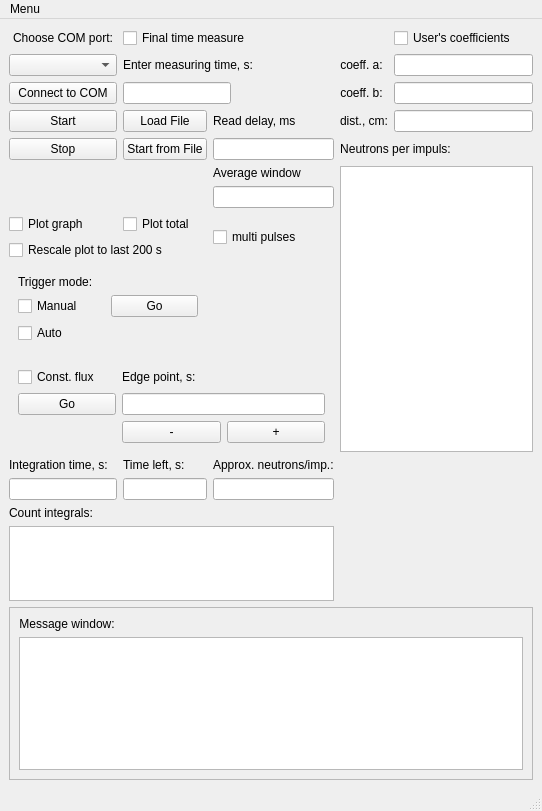
This is caller.ui in goodvin360/pivn_app as Qt 5 draws it before an edit. The edited form follows.
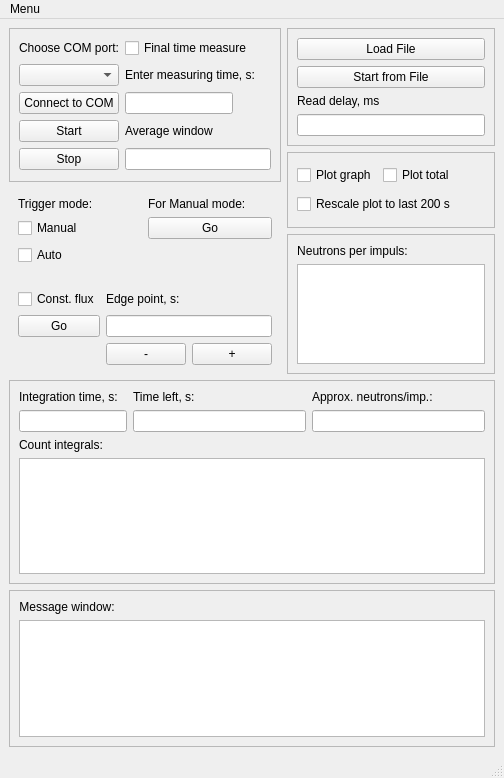
This is the edited form.

Diff of the .ui file:
```diff
--- a/caller.ui
+++ b/caller.ui
@@ -6,8 +6,8 @@
    <rect>
     <x>0</x>
     <y>0</y>
-    <width>542</width>
-    <height>811</height>
+    <width>504</width>
+    <height>778</height>
    </rect>
   </property>
   <property name="maximumSize">
@@ -20,28 +20,37 @@
    <string>MainWindow</string>
   </property>
   <widget class="QWidget" name="centralwidget">
+   <layout class="QGridLayout" name="gridLayout_9">
+    <item row="0" column="0" rowspan="2">
+     <widget class="QFrame" name="frame_4">
+      <property name="frameShape">
+       <enum>QFrame::StyledPanel</enum>
+      </property>
+      <property name="frameShadow">
+       <enum>QFrame::Raised</enum>
+      </property>
    <layout class="QGridLayout" name="gridLayout_6">
-    <item row="12" column="0">
-     <widget class="QLineEdit" name="lineEdit_5">
-      <property name="sizePolicy">
-       <sizepolicy hsizetype="Minimum" vsizetype="Preferred">
-        <horstretch>0</horstretch>
-        <verstretch>0</verstretch>
-       </sizepolicy>
+       <item row="0" column="0">
+        <widget class="QLabel" name="label_2">
+         <property name="text">
+          <string>Choose COM port:</string>
       </property>
       <property name="alignment">
-       <set>Qt::AlignRight|Qt::AlignTrailing|Qt::AlignVCenter</set>
+          <set>Qt::AlignCenter</set>
       </property>
      </widget>
     </item>
-    <item row="11" column="1">
-     <widget class="QLabel" name="label_15">
+       <item row="0" column="1">
+        <widget class="QCheckBox" name="checkBox">
       <property name="text">
-       <string>Time left, s:</string>
+          <string>Final time measure</string>
       </property>
      </widget>
     </item>
-    <item row="1" column="1" colspan="2">
+       <item row="1" column="0">
+        <widget class="QComboBox" name="comboBox"/>
+       </item>
+       <item row="1" column="1">
      <widget class="QLabel" name="measureTime">
       <property name="layoutDirection">
        <enum>Qt::LeftToRight</enum>
@@ -54,86 +63,29 @@
       </property>
      </widget>
     </item>
-    <item row="12" column="2">
-     <widget class="QLineEdit" name="lineEdit_6">
-      <property name="alignment">
-       <set>Qt::AlignRight|Qt::AlignTrailing|Qt::AlignVCenter</set>
-      </property>
-     </widget>
-    </item>
-    <item row="0" column="4" colspan="2">
-     <widget class="QCheckBox" name="checkBox_2">
+       <item row="2" column="0">
+        <widget class="QPushButton" name="pushButton_2">
       <property name="text">
-       <string>User's coefficients</string>
-      </property>
-      <property name="tristate">
-       <bool>false</bool>
-      </property>
-     </widget>
-    </item>
-    <item row="4" column="3" colspan="2">
-     <widget class="QLabel" name="label_4">
+          <string>Connect to COM</string>
+         </property>
+        </widget>
+       </item>
+       <item row="2" column="1">
+        <widget class="QLineEdit" name="lineEdit">
       <property name="sizePolicy">
-       <sizepolicy hsizetype="Fixed" vsizetype="Preferred">
+          <sizepolicy hsizetype="Fixed" vsizetype="Fixed">
         <horstretch>0</horstretch>
         <verstretch>0</verstretch>
        </sizepolicy>
       </property>
-      <property name="text">
-       <string>Neutrons per impuls:</string>
+         <property name="layoutDirection">
+          <enum>Qt::LeftToRight</enum>
       </property>
       <property name="alignment">
-       <set>Qt::AlignCenter</set>
-      </property>
-     </widget>
-    </item>
-    <item row="4" column="2">
-     <widget class="QLineEdit" name="lineEdit_8">
-      <property name="alignment">
        <set>Qt::AlignRight|Qt::AlignTrailing|Qt::AlignVCenter</set>
       </property>
      </widget>
     </item>
-    <item row="6" column="2">
-     <widget class="QLineEdit" name="lineEdit_9">
-      <property name="alignment">
-       <set>Qt::AlignRight|Qt::AlignTrailing|Qt::AlignVCenter</set>
-      </property>
-     </widget>
-    </item>
-    <item row="3" column="1">
-     <widget class="QPushButton" name="pushButton_4">
-      <property name="text">
-       <string>Load File</string>
-      </property>
-     </widget>
-    </item>
-    <item row="5" column="3" rowspan="6" colspan="3">
-     <widget class="QTextBrowser" name="textBrowser_2">
-      <property name="maximumSize">
-       <size>
-        <width>16777215</width>
-        <height>16777215</height>
-       </size>
-      </property>
-     </widget>
-    </item>
-    <item row="3" column="3">
-     <widget class="QLabel" name="label_6">
-      <property name="sizePolicy">
-       <sizepolicy hsizetype="Fixed" vsizetype="Preferred">
-        <horstretch>0</horstretch>
-        <verstretch>0</verstretch>
-       </sizepolicy>
-      </property>
-      <property name="text">
-       <string>dist., cm:</string>
-      </property>
-      <property name="alignment">
-       <set>Qt::AlignCenter</set>
-      </property>
-     </widget>
-    </item>
     <item row="3" column="0">
      <widget class="QPushButton" name="pushButton">
       <property name="sizePolicy">
@@ -156,10 +108,116 @@
       </property>
      </widget>
     </item>
+       <item row="4" column="0">
+        <widget class="QPushButton" name="pushButton_3">
+         <property name="sizePolicy">
+          <sizepolicy hsizetype="Minimum" vsizetype="Fixed">
+           <horstretch>0</horstretch>
+           <verstretch>0</verstretch>
+          </sizepolicy>
+         </property>
+         <property name="text">
+          <string>Stop</string>
+         </property>
+        </widget>
+       </item>
+       <item row="3" column="1">
+        <widget class="QLabel" name="label_14">
+         <property name="text">
+          <string>Average window</string>
+         </property>
+        </widget>
+       </item>
+       <item row="4" column="1">
+        <widget class="QLineEdit" name="lineEdit_9">
+         <property name="alignment">
+          <set>Qt::AlignRight|Qt::AlignTrailing|Qt::AlignVCenter</set>
+         </property>
+        </widget>
+       </item>
+      </layout>
+     </widget>
+    </item>
+    <item row="0" column="1">
+     <widget class="QFrame" name="frame_2">
+      <property name="frameShape">
+       <enum>QFrame::StyledPanel</enum>
+      </property>
+      <property name="frameShadow">
+       <enum>QFrame::Raised</enum>
+      </property>
+      <layout class="QGridLayout" name="gridLayout_2">
+       <item row="0" column="0">
+        <widget class="QPushButton" name="pushButton_4">
+         <property name="text">
+          <string>Load File</string>
+         </property>
+        </widget>
+       </item>
     <item row="1" column="0">
-     <widget class="QComboBox" name="comboBox"/>
-    </item>
-    <item row="9" column="0" colspan="2">
+        <widget class="QPushButton" name="pushButton_5">
+         <property name="text">
+          <string>Start from File</string>
+         </property>
+        </widget>
+       </item>
+       <item row="2" column="0">
+        <widget class="QLabel" name="label_13">
+         <property name="text">
+          <string>Read delay, ms</string>
+         </property>
+        </widget>
+       </item>
+       <item row="3" column="0">
+        <widget class="QLineEdit" name="lineEdit_8">
+         <property name="alignment">
+          <set>Qt::AlignRight|Qt::AlignTrailing|Qt::AlignVCenter</set>
+         </property>
+        </widget>
+       </item>
+      </layout>
+     </widget>
+    </item>
+    <item row="1" column="1" rowspan="2">
+     <widget class="QFrame" name="frame_3">
+      <property name="frameShape">
+       <enum>QFrame::StyledPanel</enum>
+      </property>
+      <property name="frameShadow">
+       <enum>QFrame::Raised</enum>
+      </property>
+      <layout class="QGridLayout" name="gridLayout_5">
+       <item row="0" column="0">
+        <widget class="QCheckBox" name="checkBox_3">
+         <property name="sizePolicy">
+          <sizepolicy hsizetype="Fixed" vsizetype="Fixed">
+           <horstretch>0</horstretch>
+           <verstretch>0</verstretch>
+          </sizepolicy>
+         </property>
+         <property name="text">
+          <string>Plot graph</string>
+         </property>
+        </widget>
+       </item>
+       <item row="0" column="1">
+        <widget class="QCheckBox" name="checkBox_4">
+         <property name="text">
+          <string>Plot total</string>
+         </property>
+        </widget>
+       </item>
+       <item row="1" column="0" colspan="2">
+        <widget class="QCheckBox" name="checkBox_5">
+         <property name="text">
+          <string>Rescale plot to last 200 s</string>
+         </property>
+        </widget>
+       </item>
+      </layout>
+     </widget>
+    </item>
+    <item row="2" column="0" rowspan="2">
      <widget class="QWidget" name="widget_2" native="true">
       <layout class="QGridLayout" name="gridLayout">
        <item row="1" column="1">
@@ -190,46 +248,57 @@
          </property>
         </widget>
        </item>
+       <item row="0" column="1">
+        <widget class="QLabel" name="label_3">
+         <property name="text">
+          <string>For Manual mode:</string>
+         </property>
+        </widget>
+       </item>
       </layout>
      </widget>
     </item>
-    <item row="11" column="2">
-     <widget class="QLabel" name="label_8">
+    <item row="3" column="1" rowspan="2">
+     <widget class="QFrame" name="frame_5">
+      <property name="frameShape">
+       <enum>QFrame::StyledPanel</enum>
+      </property>
+      <property name="frameShadow">
+       <enum>QFrame::Raised</enum>
+      </property>
+      <layout class="QGridLayout" name="gridLayout_7">
+       <item row="0" column="0">
+        <widget class="QLabel" name="label_4">
       <property name="sizePolicy">
-       <sizepolicy hsizetype="Minimum" vsizetype="Preferred">
+          <sizepolicy hsizetype="Fixed" vsizetype="Preferred">
         <horstretch>0</horstretch>
         <verstretch>0</verstretch>
        </sizepolicy>
       </property>
       <property name="text">
-       <string>Approx. neutrons/imp.:</string>
-      </property>
-     </widget>
-    </item>
-    <item row="7" column="2" rowspan="2">
-     <widget class="QCheckBox" name="checkBox_13">
-      <property name="text">
-       <string>multi pulses</string>
+          <string>Neutrons per impuls:</string>
+         </property>
+         <property name="alignment">
+          <set>Qt::AlignCenter</set>
+         </property>
+        </widget>
+       </item>
+       <item row="1" column="0">
+        <widget class="QTextBrowser" name="textBrowser_2">
+         <property name="maximumSize">
+          <size>
+           <width>16777215</width>
+           <height>16777215</height>
+          </size>
       </property>
      </widget>
     </item>
-    <item row="10" column="0" colspan="3">
+      </layout>
+     </widget>
+    </item>
+    <item row="4" column="0">
      <widget class="QWidget" name="widget_3" native="true">
       <layout class="QGridLayout" name="gridLayout_4">
-       <item row="1" column="0">
-        <widget class="QPushButton" name="pushButton_8">
-         <property name="text">
-          <string>Go</string>
-         </property>
-        </widget>
-       </item>
-       <item row="1" column="1" colspan="2">
-        <widget class="QLineEdit" name="lineEdit_7">
-         <property name="alignment">
-          <set>Qt::AlignRight|Qt::AlignTrailing|Qt::AlignVCenter</set>
-         </property>
-        </widget>
-       </item>
        <item row="2" column="2">
         <widget class="QPushButton" name="pushButton_10">
          <property name="text">
@@ -237,13 +306,6 @@
          </property>
         </widget>
        </item>
-       <item row="0" column="0">
-        <widget class="QCheckBox" name="checkBox_8">
-         <property name="text">
-          <string>Const. flux</string>
-         </property>
-        </widget>
-       </item>
        <item row="0" column="1">
         <widget class="QLabel" name="label_11">
          <property name="text">
@@ -258,33 +320,40 @@
          </property>
         </widget>
        </item>
-      </layout>
-     </widget>
-    </item>
-    <item row="2" column="1" colspan="2">
-     <widget class="QLineEdit" name="lineEdit">
-      <property name="sizePolicy">
-       <sizepolicy hsizetype="Fixed" vsizetype="Fixed">
-        <horstretch>0</horstretch>
-        <verstretch>0</verstretch>
-       </sizepolicy>
-      </property>
-      <property name="layoutDirection">
-       <enum>Qt::LeftToRight</enum>
-      </property>
+       <item row="1" column="1" colspan="2">
+        <widget class="QLineEdit" name="lineEdit_7">
       <property name="alignment">
        <set>Qt::AlignRight|Qt::AlignTrailing|Qt::AlignVCenter</set>
       </property>
      </widget>
     </item>
-    <item row="13" column="0" rowspan="2">
-     <widget class="QLabel" name="label_9">
+       <item row="0" column="0">
+        <widget class="QCheckBox" name="checkBox_8">
       <property name="text">
-       <string>Count integrals:</string>
+          <string>Const. flux</string>
       </property>
      </widget>
     </item>
-    <item row="11" column="0">
+       <item row="1" column="0">
+        <widget class="QPushButton" name="pushButton_8">
+         <property name="text">
+          <string>Go</string>
+         </property>
+        </widget>
+       </item>
+      </layout>
+     </widget>
+    </item>
+    <item row="5" column="0" colspan="2">
+     <widget class="QFrame" name="frame_6">
+      <property name="frameShape">
+       <enum>QFrame::StyledPanel</enum>
+      </property>
+      <property name="frameShadow">
+       <enum>QFrame::Raised</enum>
+      </property>
+      <layout class="QGridLayout" name="gridLayout_8">
+       <item row="0" column="0">
      <widget class="QLabel" name="label_7">
       <property name="sizePolicy">
        <sizepolicy hsizetype="Minimum" vsizetype="Preferred">
@@ -300,130 +369,67 @@
       </property>
      </widget>
     </item>
-    <item row="4" column="0">
-     <widget class="QPushButton" name="pushButton_3">
-      <property name="sizePolicy">
-       <sizepolicy hsizetype="Minimum" vsizetype="Fixed">
-        <horstretch>0</horstretch>
-        <verstretch>0</verstretch>
-       </sizepolicy>
-      </property>
+       <item row="0" column="1">
+        <widget class="QLabel" name="label_15">
       <property name="text">
-       <string>Stop</string>
+          <string>Time left, s:</string>
       </property>
      </widget>
     </item>
-    <item row="2" column="0">
-     <widget class="QPushButton" name="pushButton_2">
-      <property name="text">
-       <string>Connect to COM</string>
-      </property>
-     </widget>
-    </item>
-    <item row="2" column="4" colspan="2">
-     <widget class="QLineEdit" name="lineEdit_3">
+       <item row="0" column="2">
+        <widget class="QLabel" name="label_8">
       <property name="sizePolicy">
-       <sizepolicy hsizetype="Minimum" vsizetype="Minimum">
+          <sizepolicy hsizetype="Minimum" vsizetype="Preferred">
         <horstretch>0</horstretch>
         <verstretch>0</verstretch>
        </sizepolicy>
       </property>
-      <property name="alignment">
-       <set>Qt::AlignRight|Qt::AlignTrailing|Qt::AlignVCenter</set>
-      </property>
-     </widget>
-    </item>
-    <item row="4" column="1">
-     <widget class="QPushButton" name="pushButton_5">
       <property name="text">
-       <string>Start from File</string>
+          <string>Approx. neutrons/imp.:</string>
       </property>
      </widget>
     </item>
-    <item row="1" column="3">
-     <widget class="QLabel" name="label_3">
+       <item row="1" column="0">
+        <widget class="QLineEdit" name="lineEdit_5">
       <property name="sizePolicy">
-       <sizepolicy hsizetype="Fixed" vsizetype="Preferred">
+          <sizepolicy hsizetype="Minimum" vsizetype="Preferred">
         <horstretch>0</horstretch>
         <verstretch>0</verstretch>
        </sizepolicy>
       </property>
-      <property name="text">
-       <string>coeff. a:</string>
-      </property>
       <property name="alignment">
-       <set>Qt::AlignCenter</set>
-      </property>
-     </widget>
-    </item>
-    <item row="5" column="2">
-     <widget class="QLabel" name="label_14">
-      <property name="text">
-       <string>Average window</string>
-      </property>
-     </widget>
-    </item>
-    <item row="3" column="2">
-     <widget class="QLabel" name="label_13">
-      <property name="text">
-       <string>Read delay, ms</string>
-      </property>
-     </widget>
-    </item>
-    <item row="3" column="4" colspan="2">
-     <widget class="QLineEdit" name="lineEdit_4">
-      <property name="sizePolicy">
-       <sizepolicy hsizetype="Minimum" vsizetype="Fixed">
-        <horstretch>0</horstretch>
-        <verstretch>0</verstretch>
-       </sizepolicy>
-      </property>
-      <property name="alignment">
        <set>Qt::AlignRight|Qt::AlignTrailing|Qt::AlignVCenter</set>
       </property>
      </widget>
     </item>
-    <item row="15" column="0" rowspan="2" colspan="3">
-     <widget class="QTextBrowser" name="textBrowser_3"/>
-    </item>
-    <item row="1" column="4" colspan="2">
-     <widget class="QLineEdit" name="lineEdit_2">
-      <property name="sizePolicy">
-       <sizepolicy hsizetype="Minimum" vsizetype="Minimum">
-        <horstretch>0</horstretch>
-        <verstretch>0</verstretch>
-       </sizepolicy>
-      </property>
-      <property name="alignment">
-       <set>Qt::AlignRight|Qt::AlignTrailing|Qt::AlignVCenter</set>
-      </property>
-     </widget>
-    </item>
-    <item row="0" column="1" colspan="2">
-     <widget class="QCheckBox" name="checkBox">
-      <property name="text">
-       <string>Final time measure</string>
-      </property>
-     </widget>
-    </item>
-    <item row="12" column="1">
+       <item row="1" column="1">
      <widget class="QLineEdit" name="lineEdit_10">
       <property name="alignment">
        <set>Qt::AlignRight|Qt::AlignTrailing|Qt::AlignVCenter</set>
       </property>
      </widget>
     </item>
-    <item row="0" column="0">
-     <widget class="QLabel" name="label_2">
-      <property name="text">
-       <string>Choose COM port:</string>
-      </property>
+       <item row="1" column="2">
+        <widget class="QLineEdit" name="lineEdit_6">
       <property name="alignment">
-       <set>Qt::AlignCenter</set>
+          <set>Qt::AlignRight|Qt::AlignTrailing|Qt::AlignVCenter</set>
       </property>
      </widget>
     </item>
-    <item row="17" column="0" colspan="6">
+       <item row="2" column="0">
+        <widget class="QLabel" name="label_9">
+         <property name="text">
+          <string>Count integrals:</string>
+         </property>
+        </widget>
+       </item>
+       <item row="3" column="0" colspan="3">
+        <widget class="QTextBrowser" name="textBrowser_3"/>
+       </item>
+      </layout>
+     </widget>
+    </item>
+    <item row="6" column="0" colspan="2">
      <widget class="QFrame" name="frame">
       <property name="frameShape">
        <enum>QFrame::StyledPanel</enum>
@@ -473,49 +479,6 @@
       </layout>
      </widget>
     </item>
-    <item row="8" column="0" colspan="2">
-     <widget class="QCheckBox" name="checkBox_5">
-      <property name="text">
-       <string>Rescale plot to last 200 s</string>
-      </property>
-     </widget>
-    </item>
-    <item row="7" column="0">
-     <widget class="QCheckBox" name="checkBox_3">
-      <property name="sizePolicy">
-       <sizepolicy hsizetype="Fixed" vsizetype="Fixed">
-        <horstretch>0</horstretch>
-        <verstretch>0</verstretch>
-       </sizepolicy>
-      </property>
-      <property name="text">
-       <string>Plot graph</string>
-      </property>
-     </widget>
-    </item>
-    <item row="7" column="1">
-     <widget class="QCheckBox" name="checkBox_4">
-      <property name="text">
-       <string>Plot total</string>
-      </property>
-     </widget>
-    </item>
-    <item row="2" column="3">
-     <widget class="QLabel" name="label_5">
-      <property name="sizePolicy">
-       <sizepolicy hsizetype="Fixed" vsizetype="Preferred">
-        <horstretch>0</horstretch>
-        <verstretch>0</verstretch>
-       </sizepolicy>
-      </property>
-      <property name="text">
-       <string>coeff. b:</string>
-      </property>
-      <property name="alignment">
-       <set>Qt::AlignCenter</set>
-      </property>
-     </widget>
-    </item>
    </layout>
   </widget>
   <widget class="QMenuBar" name="menubar">
@@ -523,7 +486,7 @@
     <rect>
      <x>0</x>
      <y>0</y>
-     <width>542</width>
+     <width>504</width>
      <height>21</height>
     </rect>
    </property>
```
Left out of the diff: 84 changed lines with no effect on the pictures. Lines whose indentation alone changed are shown as unchanged.
